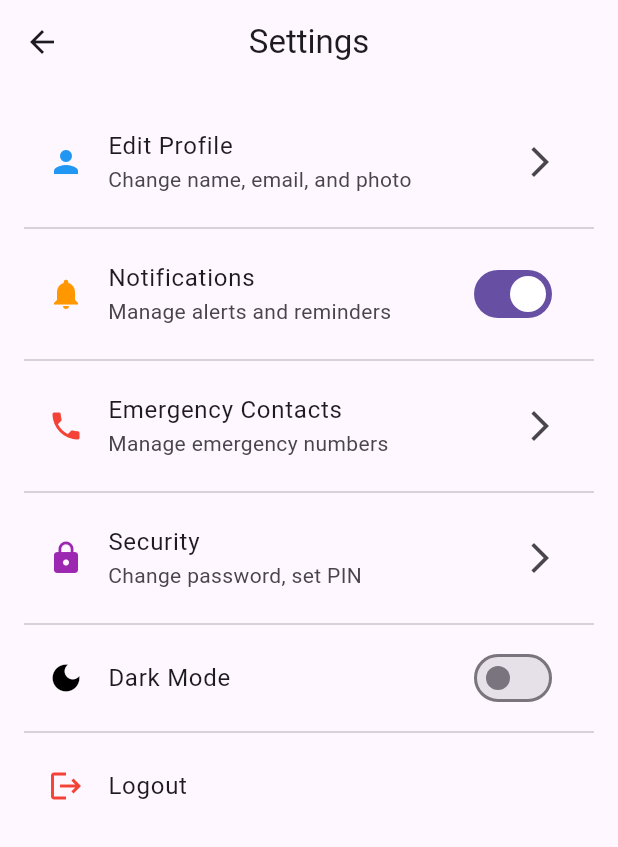
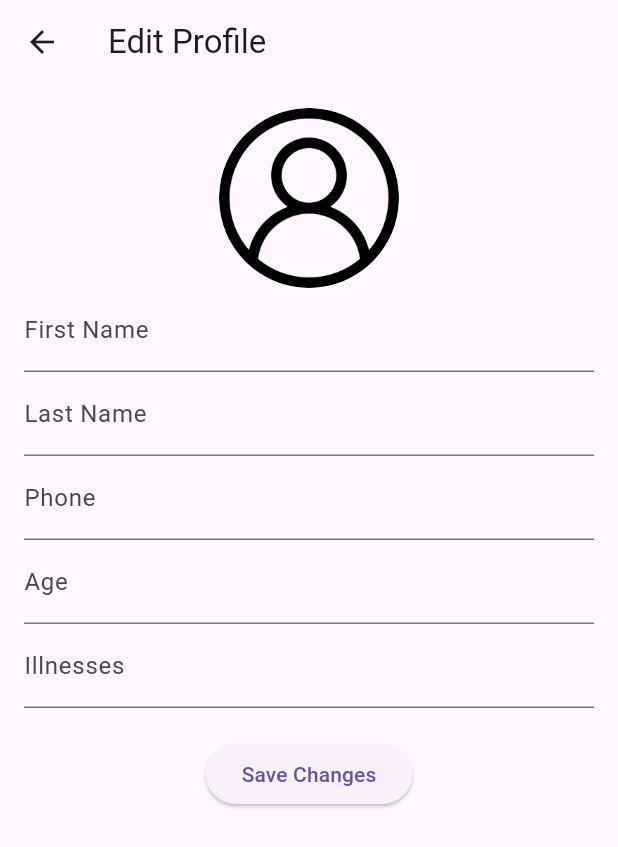
Before and after one commit to nourhandardeer/Health-Buddy, a Flutter app: the SettingsPage screen opened directly, after a tap on "Edit Profile", on a phone screen of 412 x 824 dp. Shown: the top 847 px of the screen. Run offline on Flutter 3.47's test engine with Material 3 defaults, Android fonts, the phone set to English and light mode, and no system bars; our stand-ins replace cloud_firestore, device_preview, firebase_auth, firebase_core, flutter_local_notifications, geolocator and 4 more; accounts and stored records are empty.

Commit message:
edit profile page

```diff
--- a/lib/main.dart
+++ b/lib/main.dart
@@ -12,7 +12,6 @@ FlutterLocalNotificationsPlugin flutterLocalNotificationsPlugin = FlutterLocalNo
 
 void main() async {
   WidgetsFlutterBinding.ensureInitialized();
-  await NotificationService.initialize();
 
 
   if (kIsWeb) {
@@ -29,7 +28,7 @@ void main() async {
     await Firebase.initializeApp();
   }
 
-
+  await NotificationService.initialize();
   await initializeNotifications();
 
   runApp(
--- /dev/null
+++ b/lib/pages/EditProfilePage.dart
@@ -0,0 +1,127 @@
+import 'package:cloud_firestore/cloud_firestore.dart';
+import 'package:firebase_auth/firebase_auth.dart';
+import 'package:flutter/material.dart';
+
+
+class EditProfilePage extends StatefulWidget {
+  @override
+  _EditProfilePageState createState() => _EditProfilePageState();
+}
+
+class _EditProfilePageState extends State<EditProfilePage> {
+  final _formKey = GlobalKey<FormState>();
+  final _firestore = FirebaseFirestore.instance;
+  final _auth = FirebaseAuth.instance;
+  String _profileImageUrl = "images/user.png";
+
+
+  // Controllers for user input
+  TextEditingController _firstNameController = TextEditingController();
+  TextEditingController _lastNameController = TextEditingController();
+  TextEditingController _phoneController = TextEditingController();
+  TextEditingController _ageController = TextEditingController();
+  TextEditingController _illnesses = TextEditingController();
+
+
+  @override
+  void initState() {
+    super.initState();
+    _loadUserData();
+  }
+
+  // Load existing user data
+  void _loadUserData() async {
+    User? user = _auth.currentUser;
+    if (user != null) {
+      DocumentSnapshot userDoc = await _firestore.collection('users').doc(user.uid).get();
+      if (userDoc.exists) {
+        Map<String, dynamic> data = userDoc.data() as Map<String, dynamic>;
+        setState(() {
+          _profileImageUrl = data['profileImage']?.isNotEmpty == true ? data['profileImage'] : "images/user.png";
+          _firstNameController.text = data['firstName'] ?? "";
+          _lastNameController.text = data['lastName'] ?? "";
+          _phoneController.text = data['phone'] ?? "";
+          _ageController.text = data['age'] ?? "Unknown";
+          _illnesses.text = data['illnesses'] ?? "No illnesses specified";
+        });
+      }
+    }
+  }
+
+  // Update user details in Firestore (UID remains unchanged)
+  Future<void> _updateProfile() async {
+    if (_formKey.currentState!.validate()) {
+      User? user = _auth.currentUser;
+      if (user != null) {
+        await _firestore.collection('users').doc(user.uid).update({
+          'profileImage': _profileImageUrl,
+          'firstName': _firstNameController.text,
+          'lastName': _lastNameController.text,
+          'phone': _phoneController.text,
+          'age': _ageController.text , // Convert age to integer
+          'illnesses': _illnesses.text,
+        });
+
+        ScaffoldMessenger.of(context).showSnackBar(
+          SnackBar(content: Text("Profile updated successfully!")),
+        );
+        Navigator.pop(context);
+      }
+    }
+  }
+
+  @override
+  Widget build(BuildContext context) {
+    return Scaffold(
+      appBar: AppBar(title: Text("Edit Profile")),
+      body: Padding(
+        padding: EdgeInsets.all(16.0),
+        child: Form(
+          key: _formKey,
+          child: Center(
+            child: Column(
+              children: [
+                CircleAvatar(
+                  radius: 60,
+                  backgroundImage: _profileImageUrl.startsWith('http') ? NetworkImage(_profileImageUrl) : AssetImage("images/user.png") as ImageProvider,
+                  backgroundColor: Colors.transparent,
+                ),
+                TextFormField(
+                  controller: _firstNameController,
+                  decoration: InputDecoration(labelText: "First Name"),
+                  validator: (value) => value!.isEmpty ? "Enter your first name" : null,
+                ),
+                TextFormField(
+                  controller: _lastNameController,
+                  decoration: InputDecoration(labelText: "Last Name"),
+                  validator: (value) => value!.isEmpty ? "Enter your last name" : null,
+                ),
+                TextFormField(
+                  controller: _phoneController,
+                  decoration: InputDecoration(labelText: "Phone"),
+                  validator: (value) => value!.isEmpty ? "Enter your phone number" : null,
+                ),
+                TextFormField(
+                  controller: _ageController,
+                  decoration: InputDecoration(labelText: "Age"),
+                //  validator: (value) => value!.isEmpty ? "Enter your age" : null,
+                ),
+                TextFormField(
+                  controller: _illnesses,
+                  decoration: InputDecoration(labelText: "Illnesses"),
+                  keyboardType: TextInputType.number,
+                  //  validator: (value) => value!.isEmpty ? "Enter your illnesses" : null,
+                ),
+                SizedBox(height: 20),
+                ElevatedButton(
+                  onPressed: _updateProfile,
+                  child: Text("Save Changes"),
+                ),
+              ],
+            ),
+          ),
+        ),
+      ),
+    );
+  }
+}
--- a/lib/pages/profile_page.dart
+++ b/lib/pages/profile_page.dart
@@ -14,8 +14,8 @@ class ProfilePage extends StatefulWidget {
 class _ProfilePageState extends State<ProfilePage> {
   String _fullName = "Loading...";
   String _profileImageUrl = "images/user.png";
-  String _age = "Unknown";
-  String _illnesses = "No illnesses specified";
+  String _age = "";
+  String _illnesses = "";
   String? _linkedPatientName;
   String? _userId;
   List<Map<String, dynamic>> _emergencyContacts = [];
@@ -41,8 +41,8 @@ class _ProfilePageState extends State<ProfilePage> {
           _userId = user.uid;
           _fullName = "${data['firstName']} ${data['lastName']}";
           _profileImageUrl = data['profileImage']?.isNotEmpty == true ? data['profileImage'] : "images/user.png";
-          _age = data['age'] ?? "Unknown";
-          _illnesses = data['illnesses'] ?? "No illnesses specified";
+          _age = (data['age'] != null && data['age'].isNotEmpty) ? data['age'] : "Unknown";
+          _illnesses = (data['illnesses'] != null && data['illnesses'].isNotEmpty) ? data['illnesses'] : "No illnesses specified";
         });
 
         _fetchEmergencyContacts(user.uid);
--- a/lib/pages/settings_page.dart
+++ b/lib/pages/settings_page.dart
@@ -1,5 +1,6 @@
 import 'package:flutter/material.dart';
 import 'package:firebase_auth/firebase_auth.dart';
+import 'package:graduation_project/pages/EditProfilePage.dart';
 import 'package:graduation_project/pages/loggin.dart';
 import 'package:graduation_project/pages/splash_screen.dart';
 import 'EmergencyContactPage.dart';
@@ -24,7 +25,8 @@ class SettingsPage extends StatelessWidget {
             subtitle: Text('Change name, email, and photo'),
             trailing: Icon(Icons.arrow_forward_ios),
             onTap: () {
-              // Navigate to profile edit page
+              Navigator.push(context, MaterialPageRoute(builder: (context) => EditProfilePage()));
+
             },
           ),
           Divider(),
```
Also changed, not shown: pubspec.lock.
